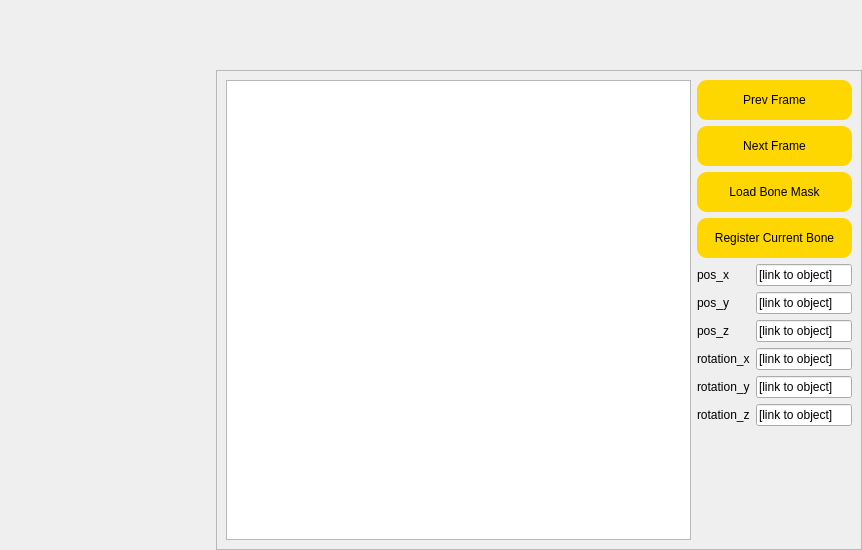
The window that frontend_pages/registration/registration_window.ui (sdpunit/OrthoVis) describes before a commit, drawn with Qt 5.
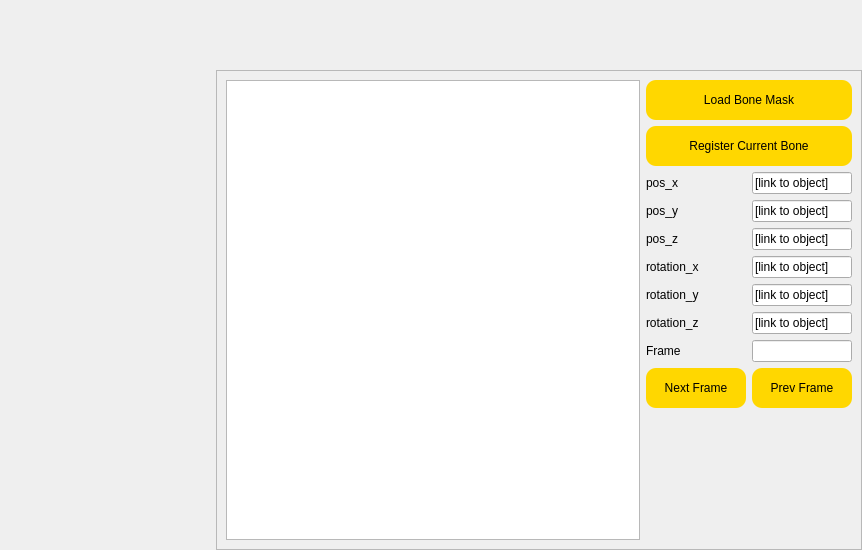
The same window after the commit. Custom widgets are drawn as their Qt base class.

Commit message: Changes to the registration page, ability to move through the fluoro, display which slice we are in, etc

What changed in the file:
```diff
--- a/frontend_pages/registration/registration_window.ui
+++ b/frontend_pages/registration/registration_window.ui
@@ -100,12 +100,12 @@
          <item>
           <widget class="QGraphicsView" name="VTK_display"/>
          </item>
-         <item>
+         <item alignment="Qt::AlignmentFlag::AlignTop">
           <widget class="QWidget" name="details" native="true">
            <property name="styleSheet">
             <string notr="true"/>
            </property>
-           <layout class="QVBoxLayout" name="verticalLayout_2" stretch="0,0,0,0,0">
+           <layout class="QVBoxLayout" name="verticalLayout_2" stretch="0,0,0">
             <property name="leftMargin">
              <number>0</number>
             </property>
@@ -118,58 +118,6 @@
             <property name="bottomMargin">
              <number>0</number>
             </property>
-            <item>
-             <widget class="QPushButton" name="next_frame">
-              <property name="sizePolicy">
-               <sizepolicy hsizetype="Minimum" vsizetype="Fixed">
-                <horstretch>0</horstretch>
-                <verstretch>0</verstretch>
-               </sizepolicy>
-              </property>
-              <property name="minimumSize">
-               <size>
-                <width>0</width>
-                <height>40</height>
-               </size>
-              </property>
-              <property name="styleSheet">
-               <string notr="true">background-color: rgb(255, 215, 0);
-border-radius: 10px;
-border: none;
-font: 600 12pt &quot;Segoe UI&quot;;
-</string>
-              </property>
-              <property name="text">
-               <string>Prev Frame</string>
-              </property>
-             </widget>
-            </item>
-            <item>
-             <widget class="QPushButton" name="prev_frame">
-              <property name="sizePolicy">
-               <sizepolicy hsizetype="Minimum" vsizetype="Fixed">
-                <horstretch>0</horstretch>
-                <verstretch>0</verstretch>
-               </sizepolicy>
-              </property>
-              <property name="minimumSize">
-               <size>
-                <width>0</width>
-                <height>40</height>
-               </size>
-              </property>
-              <property name="styleSheet">
-               <string notr="true">background-color: rgb(255, 215, 0);
-border-radius: 10px;
-border: none;
-font: 600 12pt &quot;Segoe UI&quot;;
-</string>
-              </property>
-              <property name="text">
-               <string>Next Frame</string>
-              </property>
-             </widget>
-            </item>
             <item>
              <widget class="QPushButton" name="pushButton">
               <property name="minimumSize">
@@ -299,6 +247,68 @@
                 </property>
                </widget>
               </item>
+              <item row="6" column="1">
+               <widget class="QLineEdit" name="frame_indicator"/>
+              </item>
+              <item row="6" column="0">
+               <widget class="QLabel" name="label">
+                <property name="text">
+                 <string>Frame</string>
+                </property>
+               </widget>
+              </item>
+              <item row="7" column="1">
+               <widget class="QPushButton" name="next_frame">
+                <property name="sizePolicy">
+                 <sizepolicy hsizetype="Expanding" vsizetype="Fixed">
+                  <horstretch>1</horstretch>
+                  <verstretch>0</verstretch>
+                 </sizepolicy>
+                </property>
+                <property name="minimumSize">
+                 <size>
+                  <width>100</width>
+                  <height>40</height>
+                 </size>
+                </property>
+                <property name="styleSheet">
+                 <string notr="true">background-color: rgb(255, 215, 0);
+border-radius: 10px;
+border: none;
+font: 600 12pt &quot;Segoe UI&quot;;
+</string>
+                </property>
+                <property name="text">
+                 <string>Prev Frame</string>
+                </property>
+               </widget>
+              </item>
+              <item row="7" column="0">
+               <widget class="QPushButton" name="prev_frame">
+                <property name="sizePolicy">
+                 <sizepolicy hsizetype="Expanding" vsizetype="Fixed">
+                  <horstretch>1</horstretch>
+                  <verstretch>0</verstretch>
+                 </sizepolicy>
+                </property>
+                <property name="minimumSize">
+                 <size>
+                  <width>100</width>
+                  <height>40</height>
+                 </size>
+                </property>
+                <property name="styleSheet">
+                 <string notr="true">background-color: rgb(255, 215, 0);
+border-radius: 10px;
+border: none;
+font: 600 12pt &quot;Segoe UI&quot;;
+</string>
+                </property>
+                <property name="text">
+                 <string>Next Frame</string>
+                </property>
+               </widget>
+              </item>
              </layout>
             </item>
            </layout>
```
The commit also changes 3 other files.
